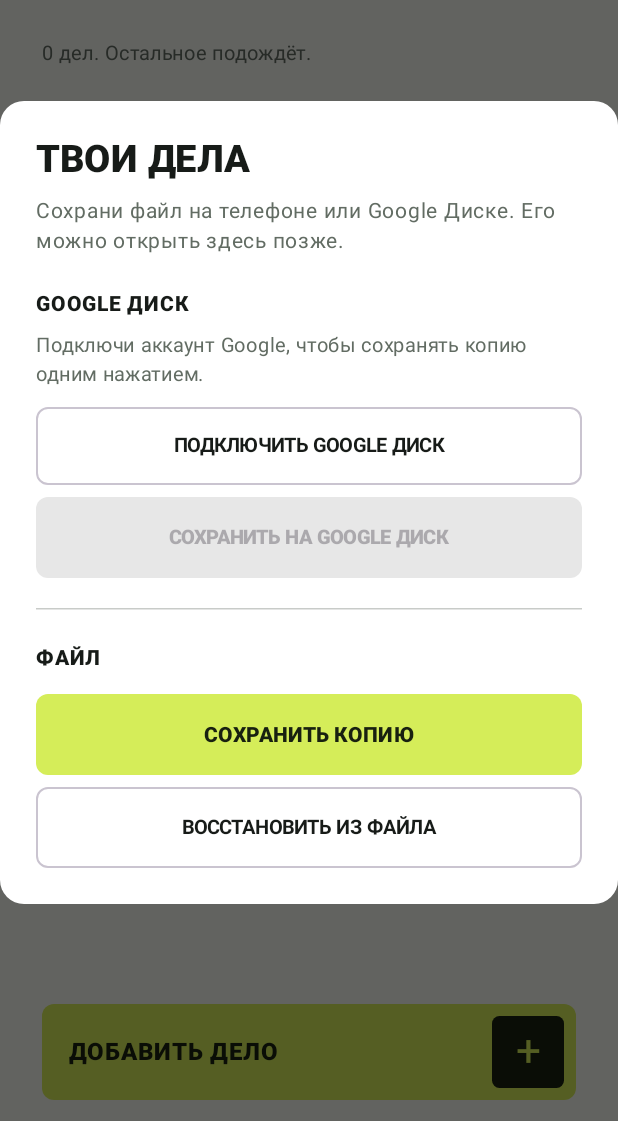
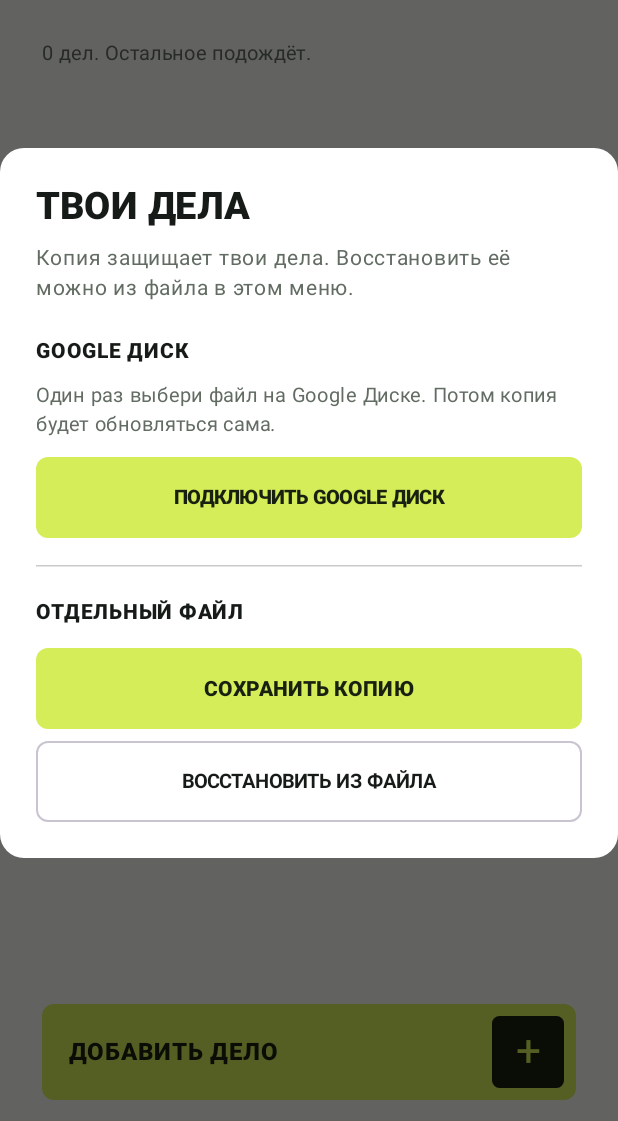
Before and after one commit to cveloy102/reminder, an Android app built with Jetpack Compose: the screen it shows after launch (MainActivity), after a tap on "ДАННЫЕ", on a phone screen of 412 x 824 dp, the part 115-1236 px from its top. Run offline under Robolectric (Android 15) with nearby library versions, the phone set to English and light mode, and no system bars.

Commit message:
Use selected Google Drive file for automatic and manual backups

```diff
--- a/app/build.gradle.kts
+++ b/app/build.gradle.kts
@@ -48,7 +48,6 @@ dependencies {
     implementation(libs.androidx.compose.ui.tooling.preview)
     implementation(libs.androidx.core.ktx)
     implementation(libs.androidx.lifecycle.runtime.ktx)
-    implementation("com.google.android.gms:play-services-auth:22.0.0")
     testImplementation(libs.junit)
     androidTestImplementation(platform(libs.androidx.compose.bom))
     androidTestImplementation(libs.androidx.compose.ui.test.junit4)
--- a/app/src/main/AndroidManifest.xml
+++ b/app/src/main/AndroidManifest.xml
@@ -2,7 +2,6 @@
 <manifest xmlns:android="http://schemas.android.com/apk/res/android"
     xmlns:tools="http://schemas.android.com/tools">
 
-    <uses-permission android:name="android.permission.INTERNET" />
     <uses-permission android:name="android.permission.POST_NOTIFICATIONS" />
     <uses-permission android:name="android.permission.SCHEDULE_EXACT_ALARM" />
     <uses-permission android:name="android.permission.RECEIVE_BOOT_COMPLETED" />
--- a/app/src/main/java/com/svalka/reminder/SvalkaScreen.kt
+++ b/app/src/main/java/com/svalka/reminder/SvalkaScreen.kt
@@ -104,12 +104,13 @@ fun SvalkaScreen(
     onDelete: (ReminderTask) -> Unit,
     onSetReminder: (ReminderTask, Long) -> Unit,
     backupPreview: TaskBackup?,
-    driveConnected: Boolean,
-    driveBusy: Boolean,
-    lastDriveBackupAt: Long,
-    onConnectDrive: () -> Unit,
-    onBackupToDrive: () -> Unit,
-    onDisconnectDrive: () -> Unit,
+    cloudConnected: Boolean,
+    cloudSaving: Boolean,
+    cloudError: String?,
+    lastCloudSaveAt: Long,
+    onChooseCloudFile: () -> Unit,
+    onSaveCloudNow: () -> Unit,
+    onDisconnectCloud: () -> Unit,
     onExport: () -> Unit,
     onChooseImport: () -> Unit,
     onDismissImport: () -> Unit,
@@ -652,44 +653,55 @@ fun SvalkaScreen(
             Column(Modifier.fillMaxWidth().heightIn(max = 620.dp).verticalScroll(rememberScrollState()).padding(24.dp)) {
                 Text("ТВОИ ДЕЛА", color = palette.foreground, fontSize = 25.sp, fontWeight = FontWeight.Black)
                 Spacer(Modifier.height(10.dp))
-                Text("Сохрани файл на телефоне или Google Диске. Его можно открыть здесь позже.",
+                Text("Копия защищает твои дела. Восстановить её можно из файла в этом меню.",
                     color = palette.secondary, fontSize = 14.sp, lineHeight = 20.sp)
                 Spacer(Modifier.height(20.dp))
                 Text("GOOGLE ДИСК", color = palette.foreground, fontSize = 14.sp, fontWeight = FontWeight.Black)
-                Spacer(Modifier.height(6.dp))
+                Spacer(Modifier.height(8.dp))
                 Text(
                     when {
-                        driveBusy -> "Подожди, идёт подключение или сохранение…"
-                        driveConnected && lastDriveBackupAt > 0L -> "Подключён · последняя копия ${SimpleDateFormat("d MMM, HH:mm", Locale.forLanguageTag("ru-RU")).format(Date(lastDriveBackupAt))}"
-                        driveConnected -> "Подключён. Копия появится в разделе «Мой диск»."
-                        else -> "Подключи аккаунт Google, чтобы сохранять копию одним нажатием."
+                        cloudError != null -> "Ошибка: $cloudError"
+                        cloudSaving -> "Сохраняю копию…"
+                        cloudConnected && lastCloudSaveAt > 0L -> "Автокопия включена · сохранено ${SimpleDateFormat("d MMM, HH:mm", Locale.forLanguageTag("ru-RU")).format(Date(lastCloudSaveAt))}"
+                        cloudConnected -> "Автокопия включена. Изменения сохраняются после редактирования."
+                        else -> "Один раз выбери файл на Google Диске. Потом копия будет обновляться сама."
                     },
                     color = palette.secondary, fontSize = 13.sp, lineHeight = 19.sp
                 )
+                if (cloudConnected) {
+                    Spacer(Modifier.height(5.dp))
+                    Text("Google Диск завершит загрузку при наличии сети.",
+                        color = palette.secondary, fontSize = 11.sp, lineHeight = 16.sp)
+                }
                 Spacer(Modifier.height(12.dp))
-                if (!driveConnected) {
-                    OutlinedButton(
-                        onClick = { backupDialog = false; onConnectDrive() }, enabled = !driveBusy,
-                        modifier = Modifier.fillMaxWidth().height(52.dp), shape = RoundedCornerShape(8.dp)
-                    ) { Text("ПОДКЛЮЧИТЬ GOOGLE ДИСК", color = palette.foreground, fontSize = 13.sp, fontWeight = FontWeight.Bold) }
-                    Spacer(Modifier.height(8.dp))
-                }
-                Button(
-                    onClick = { backupDialog = false; onBackupToDrive() }, enabled = driveConnected && !driveBusy,
-                    modifier = Modifier.fillMaxWidth().height(54.dp),
-                    colors = ButtonDefaults.buttonColors(containerColor = palette.accent, contentColor = palette.accentText),
-                    shape = RoundedCornerShape(8.dp)
-                ) { Text("СОХРАНИТЬ НА GOOGLE ДИСК", fontSize = 13.sp, fontWeight = FontWeight.Black) }
-                if (driveConnected) {
-                    TextButton(onClick = { backupDialog = false; onDisconnectDrive() }, enabled = !driveBusy,
-                        modifier = Modifier.align(Alignment.End)) {
-                        Text("ОТКЛЮЧИТЬ ДИСК", color = palette.secondary, fontSize = 12.sp)
+                if (!cloudConnected) {
+                    Button(
+                        onClick = { backupDialog = false; onChooseCloudFile() },
+                        modifier = Modifier.fillMaxWidth().height(54.dp),
+                        colors = ButtonDefaults.buttonColors(containerColor = palette.accent, contentColor = palette.accentText),
+                        shape = RoundedCornerShape(8.dp)
+                    ) { Text("ПОДКЛЮЧИТЬ GOOGLE ДИСК", fontSize = 13.sp, fontWeight = FontWeight.Black) }
+                } else {
+                    Button(
+                        onClick = onSaveCloudNow, enabled = !cloudSaving,
+                        modifier = Modifier.fillMaxWidth().height(54.dp),
+                        colors = ButtonDefaults.buttonColors(containerColor = palette.accent, contentColor = palette.accentText),
+                        shape = RoundedCornerShape(8.dp)
+                    ) { Text("СОХРАНИТЬ СЕЙЧАС", fontSize = 13.sp, fontWeight = FontWeight.Black) }
+                    Spacer(Modifier.height(4.dp))
+                    Row(Modifier.fillMaxWidth(), horizontalArrangement = Arrangement.SpaceBetween) {
+                        TextButton(onClick = { backupDialog = false; onChooseCloudFile() }, enabled = !cloudSaving) {
+                            Text("СМЕНИТЬ ФАЙЛ", color = palette.secondary, fontSize = 11.sp)
+                        }
+                        TextButton(onClick = onDisconnectCloud, enabled = !cloudSaving) {
+                            Text("ОТКЛЮЧИТЬ", color = palette.secondary, fontSize = 11.sp)
+                        }
                     }
                 }
-                Spacer(Modifier.height(20.dp))
+                Spacer(Modifier.height(18.dp))
                 HorizontalDivider(color = palette.secondary.copy(alpha = 0.35f))
-                Spacer(Modifier.height(20.dp))
-                Text("ФАЙЛ", color = palette.foreground, fontSize = 14.sp, fontWeight = FontWeight.Black)
+                Spacer(Modifier.height(18.dp))
+                Text("ОТДЕЛЬНЫЙ ФАЙЛ", color = palette.foreground, fontSize = 14.sp, fontWeight = FontWeight.Black)
                 Spacer(Modifier.height(12.dp))
                 Button(
                     onClick = { backupDialog = false; onExport() },
```
Also changed, not shown: app/src/main/java/com/svalka/reminder/DriveBackup.kt (deleted, +0 -54 lines), app/src/main/java/com/svalka/reminder/MainActivity.kt (+79 -116 lines), 2 other files.
